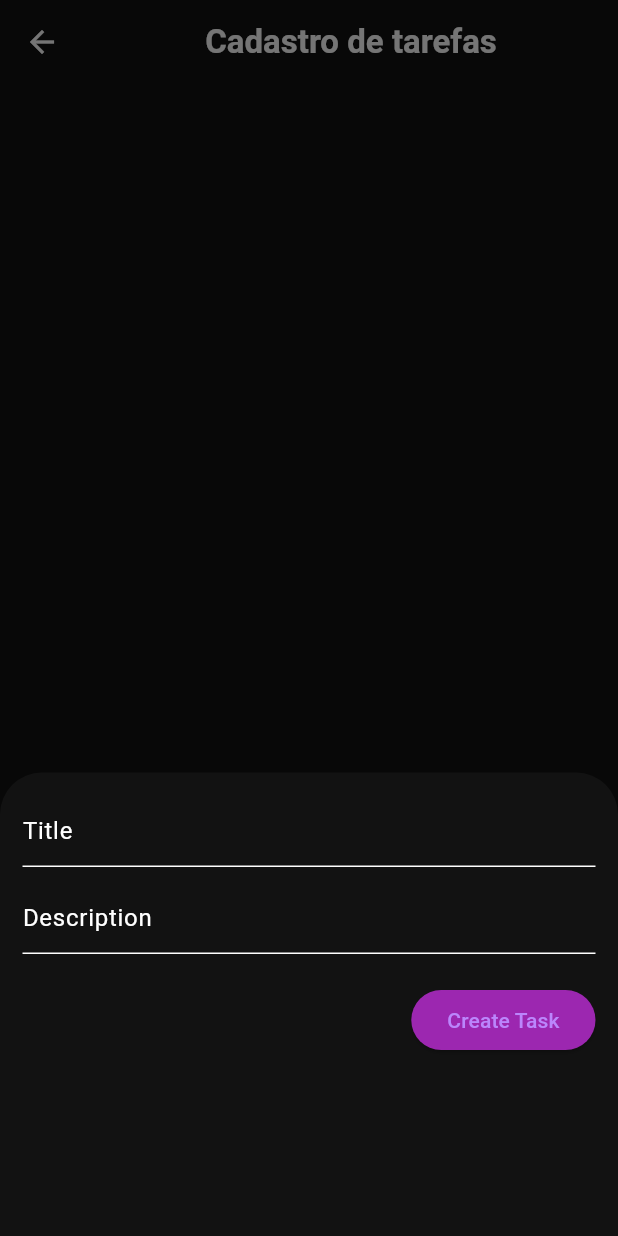
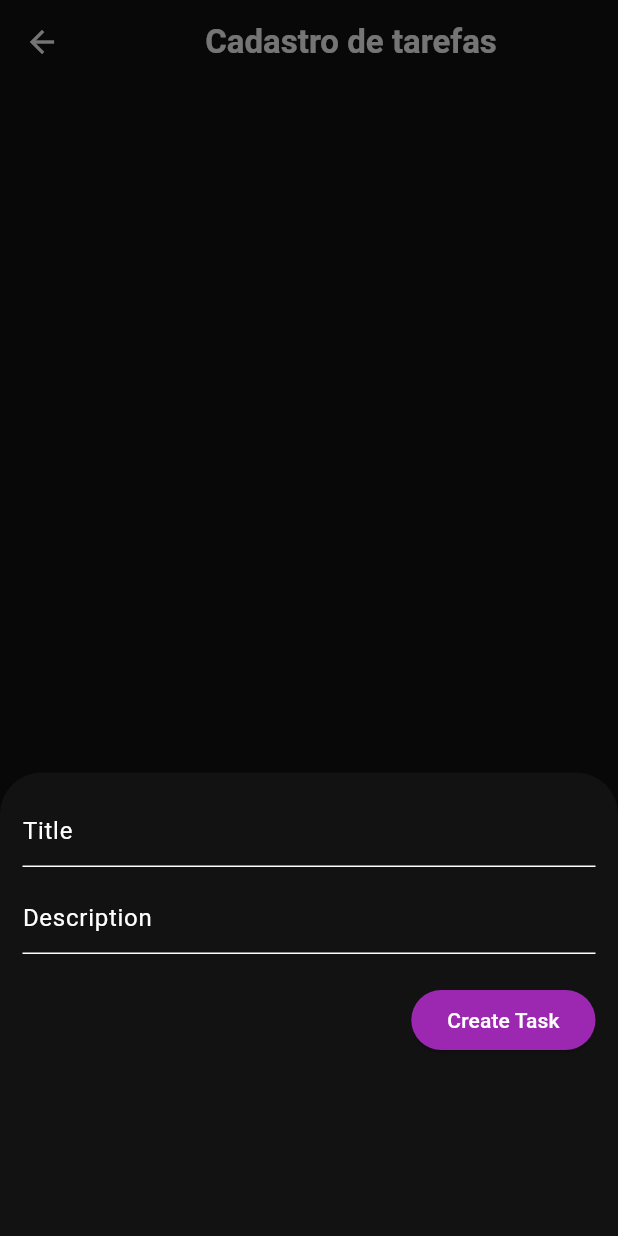
Before and after one commit to mayhmemo/Task-Dropper, a Flutter app: the HomePage screen opened directly with empty values, after a tap on the "add" icon, on a phone screen of 412 x 824 dp. Run offline on Flutter 3.47's test engine with Material 3 defaults, Android fonts, the light colour scheme and no system bars; our stand-ins replace sqflite, sqflite_common_ffi_web; missing offline and left inert: bcrypt; accounts and stored records are empty.

Commit message:
refactor: ajusta questão de cores

```diff
--- a/lib/presentation/pages/home_page.dart
+++ b/lib/presentation/pages/home_page.dart
@@ -133,7 +133,7 @@ class _HomePageState extends State<HomePage> {
 
                 Navigator.of(context).pop();
               },
-              child: Text(id == null ? 'Create Task' : 'Update Task'),
+              child: Text(id == null ? 'Create Task' : 'Update Task', style: const TextStyle(color: Colors.white),),
             )
           ],
         ),
--- a/lib/presentation/pages/login_page.dart
+++ b/lib/presentation/pages/login_page.dart
@@ -116,7 +116,6 @@ class _LoginPageState extends State<LoginPage> {
                 executeLogin();
               },
               style: ElevatedButton.styleFrom(
-                backgroundColor: Colors.green,
                 shape: RoundedRectangleBorder(
                   borderRadius: BorderRadius.circular(30.0),
                 ),
```
